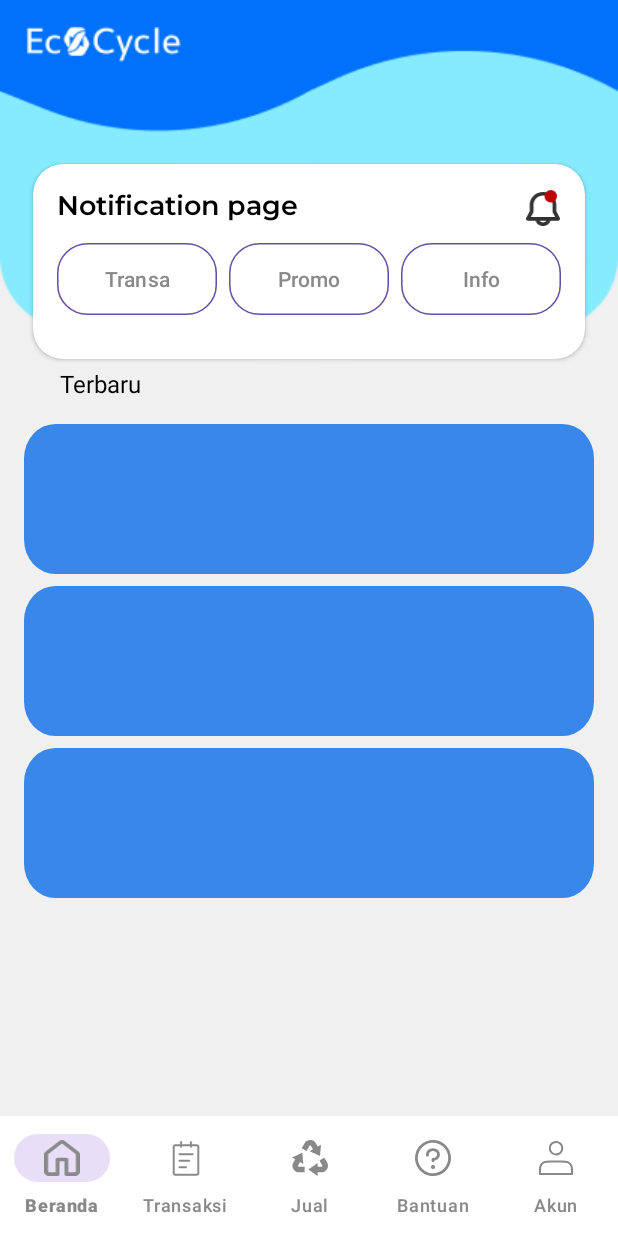
After one commit to WilbertNeilsonSachio/EcoCycle, an Android app: the Notification_page screen opened directly, with no data from a screen before it, on a phone screen of 412 x 824 dp. The commit adds this screen. Run offline under Robolectric (Android 15) with nearby library versions, the phone set to English and light mode, and no system bars.

Commit message:
Notification page.

```diff
--- a/app/src/main/AndroidManifest.xml
+++ b/app/src/main/AndroidManifest.xml
@@ -15,6 +15,9 @@
         android:supportsRtl="true"
         android:theme="@style/Theme.ProjectEcoCycle"
         tools:targetApi="31">
+        <activity
+            android:name=".Notification_page"
+            android:exported="false" />
         <activity
             android:name=".JualPageActivity"
             android:exported="false" />
--- /dev/null
+++ b/app/src/main/java/com/example/projectecocycle/Notification_page.kt
@@ -0,0 +1,20 @@
+package com.example.projectecocycle
+
+import android.os.Bundle
+import androidx.activity.enableEdgeToEdge
+import androidx.appcompat.app.AppCompatActivity
+import androidx.core.view.ViewCompat
+import androidx.core.view.WindowInsetsCompat
+
+class Notification_page : AppCompatActivity() {
+    override fun onCreate(savedInstanceState: Bundle?) {
+        super.onCreate(savedInstanceState)
+        enableEdgeToEdge()
+        setContentView(R.layout.activity_notification_page)
+        ViewCompat.setOnApplyWindowInsetsListener(findViewById(R.id.main)) { v, insets ->
+            val systemBars = insets.getInsets(WindowInsetsCompat.Type.systemBars())
+            v.setPadding(systemBars.left, systemBars.top, systemBars.right, systemBars.bottom)
+            insets
+        }
+    }
+}
--- /dev/null
+++ b/app/src/main/res/drawable/bg_notifpage.xml
@@ -0,0 +1,9 @@
+<vector xmlns:android="http://schemas.android.com/apk/res/android"
+    android:width="362dp"
+    android:height="87dp"
+    android:viewportWidth="362"
+    android:viewportHeight="87">
+  <path
+      android:pathData="M20,0L342,0A20,20 0,0 1,362 20L362,67A20,20 0,0 1,342 87L20,87A20,20 0,0 1,0 67L0,20A20,20 0,0 1,20 0z"
+      android:fillColor="#3A87EB"/>
+</vector>
--- /dev/null
+++ b/app/src/main/res/drawable/btn_notif.xml
@@ -0,0 +1,9 @@
+<vector xmlns:android="http://schemas.android.com/apk/res/android"
+    android:width="104dp"
+    android:height="48dp"
+    android:viewportWidth="104"
+    android:viewportHeight="48">
+  <path
+      android:pathData="M20,0L84,0A20,20 0,0 1,104 20L104,28A20,20 0,0 1,84 48L20,48A20,20 0,0 1,0 28L0,20A20,20 0,0 1,20 0z"
+      android:fillColor="#3A87EB"/>
+</vector>
--- /dev/null
+++ b/app/src/main/res/drawable/btn_notif_white.xml
@@ -0,0 +1,11 @@
+<vector xmlns:android="http://schemas.android.com/apk/res/android"
+    android:width="104dp"
+    android:height="48dp"
+    android:viewportWidth="104"
+    android:viewportHeight="48">
+  <path
+      android:strokeWidth="1"
+      android:pathData="M20,0.5L84,0.5A19.5,19.5 0,0 1,103.5 20L103.5,28A19.5,19.5 0,0 1,84 47.5L20,47.5A19.5,19.5 0,0 1,0.5 28L0.5,20A19.5,19.5 0,0 1,20 0.5z"
+      android:fillColor="#00000000"
+      android:strokeColor="#898989"/>
+</vector>
--- /dev/null
+++ b/app/src/main/res/drawable/notification.xml
@@ -0,0 +1,13 @@
+<vector xmlns:android="http://schemas.android.com/apk/res/android"
+    android:width="22dp"
+    android:height="23dp"
+    android:viewportWidth="22"
+    android:viewportHeight="23">
+  <path
+      android:pathData="M2.385,9.276C2.385,7.152 3.293,5.115 4.908,3.614C6.524,2.112 8.715,1.269 11,1.269C13.285,1.269 15.476,2.112 17.091,3.614C18.707,5.115 19.615,7.152 19.615,9.276V13.581L21.857,17.75C21.96,17.941 22.009,18.154 21.999,18.369C21.988,18.583 21.919,18.791 21.798,18.974C21.677,19.156 21.507,19.307 21.305,19.411C21.104,19.516 20.877,19.57 20.646,19.57H15.768C15.494,20.552 14.877,21.422 14.014,22.042C13.151,22.663 12.091,23 11,23C9.909,23 8.849,22.663 7.986,22.042C7.123,21.422 6.506,20.552 6.232,19.57H1.354C1.123,19.57 0.896,19.516 0.695,19.411C0.493,19.307 0.324,19.156 0.202,18.974C0.081,18.791 0.012,18.583 0.001,18.369C-0.009,18.154 0.04,17.941 0.143,17.75L2.385,13.581V9.276ZM8.868,19.57C9.085,19.918 9.395,20.207 9.769,20.408C10.144,20.609 10.568,20.714 11,20.714C11.432,20.714 11.856,20.609 12.231,20.408C12.605,20.207 12.915,19.918 13.132,19.57H8.868ZM11,3.556C9.368,3.556 7.803,4.159 6.649,5.231C5.495,6.304 4.847,7.759 4.847,9.276V13.581C4.847,13.936 4.758,14.286 4.587,14.604L3.147,17.283H18.854L17.414,14.604C17.243,14.286 17.154,13.936 17.153,13.581V9.276C17.153,7.759 16.505,6.304 15.351,5.231C14.197,4.159 12.632,3.556 11,3.556Z"
+      android:fillColor="#323232"
+      android:fillType="evenOdd"/>
+  <path
+      android:pathData="M16,4m-4,0a4,4 0,1 1,8 0a4,4 0,1 1,-8 0"
+      android:fillColor="#C10000"/>
+</vector>
--- /dev/null
+++ b/app/src/main/res/layout/activity_notification_page.xml
@@ -0,0 +1,181 @@
+<?xml version="1.0" encoding="utf-8"?>
+<androidx.constraintlayout.widget.ConstraintLayout
+    xmlns:android="http://schemas.android.com/apk/res/android"
+    xmlns:app="http://schemas.android.com/apk/res-auto"
+    xmlns:tools="http://schemas.android.com/tools"
+    android:id="@+id/main"
+    android:layout_width="match_parent"
+    android:layout_height="match_parent"
+    tools:context=".HomePage"
+    android:background="@color/greybg">
+
+    <!-- Background Image -->
+    <ImageView
+        android:id="@+id/lataratas"
+        android:layout_width="match_parent"
+        android:layout_height="wrap_content"
+        app:layout_constraintStart_toStartOf="parent"
+        app:layout_constraintEnd_toEndOf="parent"
+        app:layout_constraintTop_toTopOf="parent"
+        android:layout_marginTop="-25dp"
+        android:src="@drawable/upasset" />
+
+    <!-- Notification and Logo -->
+    <ImageView
+        android:id="@+id/whiteecocycle"
+        android:layout_margin="10dp"
+        android:layout_width="0dp"
+        android:layout_height="wrap_content"
+        app:layout_constraintStart_toStartOf="parent"
+        app:layout_constraintTop_toTopOf="parent"
+        android:src="@drawable/logoputih" />
+
+    <!-- Notification Page Header -->
+    <androidx.cardview.widget.CardView
+        android:id="@+id/card_notification"
+        android:layout_width="match_parent"
+        android:layout_height="130dp"
+        android:layout_marginHorizontal="22dp"
+        android:layout_marginTop="60dp"
+        app:cardCornerRadius="20dp"
+        app:layout_constraintStart_toStartOf="parent"
+        app:layout_constraintEnd_toEndOf="parent"
+        app:layout_constraintTop_toBottomOf="@id/whiteecocycle"
+        app:cardBackgroundColor="@color/white">
+
+        <LinearLayout
+            android:layout_width="match_parent"
+            android:layout_height="wrap_content"
+            android:orientation="vertical"
+            android:padding="16dp">
+
+            <!-- Notification Page Title with Icon -->
+            <LinearLayout
+                android:layout_width="match_parent"
+                android:layout_height="wrap_content"
+                android:orientation="horizontal"
+                android:gravity="center_vertical">
+
+                <TextView
+                    android:id="@+id/notification_title"
+                    android:layout_width="0dp"
+                    android:layout_height="wrap_content"
+                    android:layout_weight="1"
+                    android:text="@string/notification_page"
+                    android:textSize="18sp"
+                    android:textColor="@color/black"
+                    android:fontFamily="@font/montserrat_semibold" />
+
+                <ImageView
+                    android:id="@+id/notificon"
+                    android:layout_width="24dp"
+                    android:layout_height="24dp"
+                    android:layout_marginStart="8dp"
+                    android:src="@drawable/notification"
+                    android:contentDescription="Notification Icon" />
+            </LinearLayout>
+
+            <!-- Buttons for Transaksi, Promo, Info -->
+            <LinearLayout
+                android:layout_width="match_parent"
+                android:layout_height="wrap_content"
+                android:orientation="horizontal"
+                android:layout_marginTop="10dp">
+
+                <Button
+                    android:id="@+id/btn_transaksi"
+                    android:layout_width="0dp"
+                    android:layout_height="48dp"
+                    android:layout_weight="1"
+                    android:background="@drawable/btn_notif_white"
+                    android:text="Transa"
+                    android:textColor="@color/softgrey"
+                    android:textSize="14sp"
+                    android:layout_marginEnd="4dp" />
+
+                <Button
+                    android:id="@+id/btn_promo"
+                    android:layout_width="0dp"
+                    android:layout_height="48dp"
+                    android:layout_weight="1"
+                    android:background="@drawable/btn_notif_white"
+                    android:text="Promo"
+                    android:textColor="@color/softgrey"
+                    android:textSize="14sp"
+                    android:layout_marginStart="4dp"
+                    android:layout_marginEnd="4dp" />
+
+                <Button
+                    android:id="@+id/btn_info"
+                    android:layout_width="0dp"
+                    android:layout_height="48dp"
+                    android:layout_weight="1"
+                    android:background="@drawable/btn_notif_white"
+                    android:text="Info"
+                    android:textColor="@color/softgrey"
+                    android:textSize="14sp"
+                    android:layout_marginStart="4dp" />
+            </LinearLayout>
+        </LinearLayout>
+    </androidx.cardview.widget.CardView>
+
+    <!-- Latest Section -->
+    <TextView
+        android:id="@+id/latest_title"
+        android:layout_width="wrap_content"
+        android:layout_height="wrap_content"
+        android:layout_marginStart="40dp"
+        android:layout_marginTop="5dp"
+        app:layout_constraintTop_toBottomOf="@id/card_notification"
+        app:layout_constraintStart_toStartOf="parent"
+        android:text="Terbaru"
+        android:textSize="16sp"
+        android:textColor="@color/black" />
+
+    <LinearLayout
+        android:layout_width="match_parent"
+        android:layout_height="wrap_content"
+        android:orientation="vertical"
+        app:layout_constraintTop_toBottomOf="@id/latest_title"
+        app:layout_constraintStart_toStartOf="parent"
+        app:layout_constraintEnd_toEndOf="parent"
+        android:padding="16dp">
+
+        <ImageView
+            android:layout_width="match_parent"
+            android:layout_height="100dp"
+            android:layout_marginBottom="8dp"
+            android:background="@drawable/bg_notifpage"
+            android:scaleType="centerCrop" />
+
+        <ImageView
+            android:layout_width="match_parent"
+            android:layout_height="100dp"
+            android:layout_marginBottom="8dp"
+            android:background="@drawable/bg_notifpage"
+            android:scaleType="centerCrop" />
+
+        <ImageView
+            android:layout_width="match_parent"
+            android:layout_height="100dp"
+            android:layout_marginBottom="8dp"
+            android:background="@drawable/bg_notifpage"
+            android:scaleType="centerCrop" />
+
+    </LinearLayout>
+
+    <!-- Bottom Navigation -->
+    <com.google.android.material.bottomnavigation.BottomNavigationView
+        android:id="@+id/navigation_bottom"
+        android:layout_width="match_parent"
+        android:layout_height="wrap_content"
+        app:labelVisibilityMode="labeled"
+        android:background="@color/white"
+        app:itemIconTint="@color/softgrey"
+        app:itemTextColor="@color/softgrey"
+        app:menu="@menu/navigation_bottom_menu"
+        app:layout_constraintBottom_toBottomOf="parent"
+        app:layout_constraintStart_toStartOf="parent"
+        app:layout_constraintEnd_toEndOf="parent" />
+
+</androidx.constraintlayout.widget.ConstraintLayout>
--- a/app/src/main/res/values/strings.xml
+++ b/app/src/main/res/values/strings.xml
@@ -44,6 +44,7 @@
     <string name="instagram">Instagram</string>
     <string name="tiktok">Tiktok</string>
     <string name="EcoCycle_deskripsi">EcoCycle adalah aplikasi inovatif yang memungkinkan pengguna untuk membeli dan menjual sampah secara mudah dan praktis, dengan tujuan mendukung keberlanjutan dan menjaga kebersihan lingkungan. Melalui EcoCycle, Anda dapat dengan cepat mendaur ulang sampah rumah tangga atau bisnis Anda dengan cara yang lebih efisien dan menguntungkan.</string>
+    <string name="notification_page">Notification page</string>
 
 
 </resources>
```
